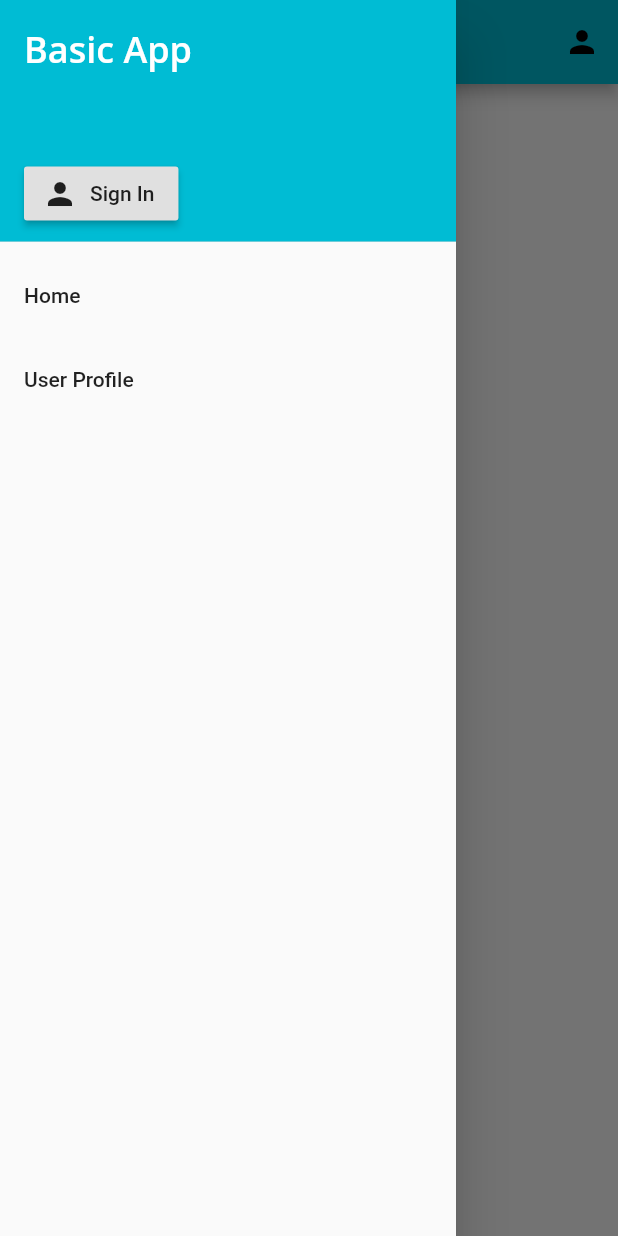
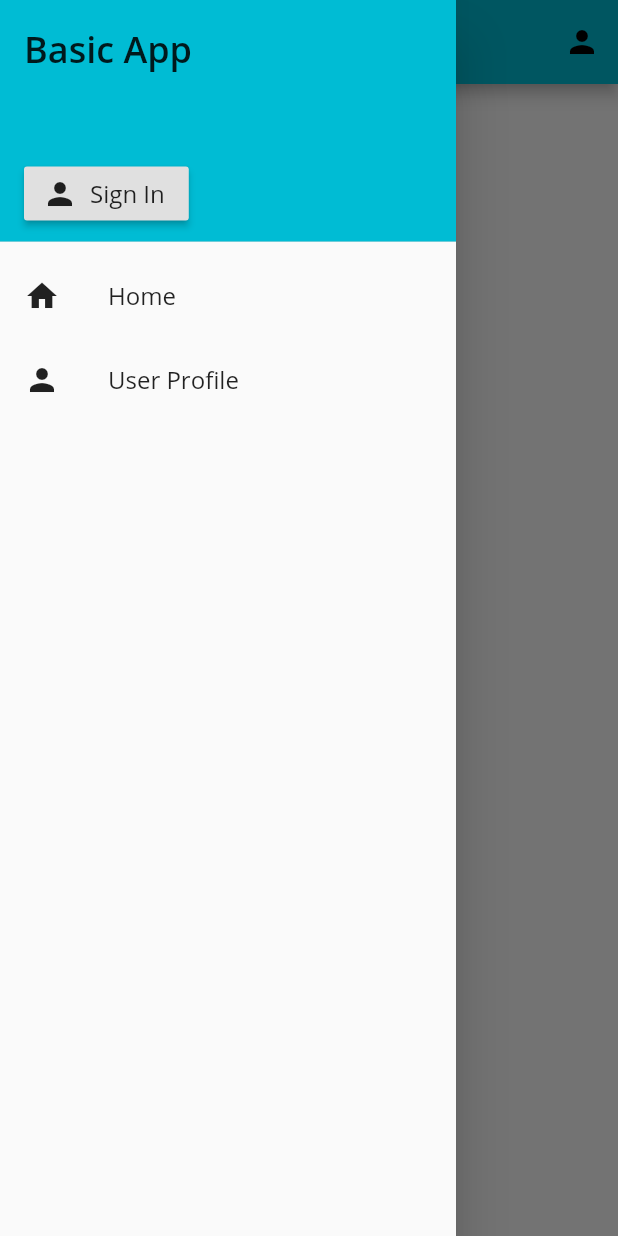
Before and after one commit to lehnert-andre/flutter-basic-app, a Flutter app: the UserProfileScreen screen opened by its route, with the side drawer open, on a phone screen of 412 x 824 dp. Run offline on Flutter 3.47's test engine with Material 2 defaults, Android fonts, the phone set to English and light mode, and no system bars; our stand-ins replace fluro; statements that could not run were skipped.

Commit message:
Add text color icon and use navigation drawer icons

```diff
--- a/lib/app/app-bar.dart
+++ b/lib/app/app-bar.dart
@@ -11,7 +11,7 @@ AppBar buildAppBar(BuildContext context,
     IconButton(
       icon: Icon(Icons.person),
       onPressed: () {
-        Routes.navigateTo(context, Routes.signIn);
+        Routes.navigateTo(context, Routes.SIGN_IN);
       },
     ),
   ];
--- a/lib/app/app-navigation-drawer.dart
+++ b/lib/app/app-navigation-drawer.dart
@@ -1,4 +1,5 @@
 import 'package:flutter/material.dart';
+import 'package:flutter_basic_app/modules/shared/widgets/asset/asset.package.dart';
 import 'package:flutter_basic_app/modules/shared/widgets/typography/typography.package.dart';
 
 import 'config/app-routes.dart';
@@ -26,13 +27,13 @@ Drawer buildNavigationDrawer(BuildContext context,
                           child: new Align(
                             alignment: FractionalOffset.bottomLeft,
                             child: RaisedButton.icon(
-                                icon: Icon(Icons.person),
-                                label: BodyText('Sign In'),
-                                onPressed: () {
-                                  Routes.navigateTo(context, Routes.signIn);
-                                },
-                              ),
+                              icon: Icon(Routes.SIGN_IN.icon),
+                              label: BodyText(Routes.SIGN_IN.label),
+                              onPressed: () {
+                                Routes.navigateTo(context, Routes.SIGN_IN);
+                              },
                             ),
+                          ),
                         ),
                       ],
                     ),
@@ -42,14 +43,21 @@ Drawer buildNavigationDrawer(BuildContext context,
                   );
                 }
 
+                TextIcon leading;
+                if (routes[index - 1].icon != null) {
+                  leading = TextIcon(routes[index - 1].icon);
+                }
+
                 // index = 1 := fist route
                 return ListTile(
                   title: BodyText(routes[index - 1].label),
+                  leading: leading,
                   onTap: () {
                     Routes.navigateTo(context, routes[index - 1]);
                   },
                 );
               }
+
             );
           },
           itemCount: routes.length + 1, // workaround to add the header
--- a/lib/app/app.dart
+++ b/lib/app/app.dart
@@ -27,7 +27,7 @@ class _AppState extends State<App> {
     return MaterialApp(
       title: 'Basic App',
       theme: AppTheme.theme,
-      initialRoute: Routes.root.namedRoute,
+      initialRoute: Routes.ROOT.namedRoute,
       onGenerateRoute: Application.router.generator,
     );
   }
--- a/lib/app/config/app-routes.dart
+++ b/lib/app/config/app-routes.dart
@@ -10,25 +10,28 @@ import 'package:flutter_basic_app/modules/user/screens/signin.dart';
 class Route {
   final String _namedRoute;
   final String _label;
+  final IconData _icon;
 
   Route(this._namedRoute, [
-    this._label = ''
+    this._label = '',
+    this._icon = Icons.help_outline
   ]);
 
   get namedRoute => _namedRoute;
   get label => _label;
+  get icon => _icon;
 }
 
 class Routes {
-  static final Route root = Route("/");
-  static final Route home = Route("/home", "Home");
-  static final Route profile = Route("/profile", "User Profile");
-  static final Route signIn = Route("/signIn", "Sign In");
-  static final Route errorNotFound = Route("/not-found");
+  static final Route ROOT = Route('/'); // ignore: non_constant_identifier_names
+  static final Route HOME = Route("/home", "Home", Icons.home); // ignore: non_constant_identifier_names
+  static final Route USER_PROFILE = Route("/profile", "User Profile", Icons.person); // ignore: non_constant_identifier_names
+  static final Route SIGN_IN = Route("/signIn", "Sign In", Icons.person); // ignore: non_constant_identifier_names
+  static final Route ERROR_NOT_FOUND = Route("/not-found"); // ignore: non_constant_identifier_names
 
   // Navigation Drawer routes with label
   static final visibleRoutes = <Route>[
-    home, profile
+    HOME, USER_PROFILE
   ];
 
   static void configureRoutes(Router router) {
@@ -38,10 +41,10 @@ class Routes {
           return ErrorScreen(errorMessage: 'Unknown route');
         });
 
-    router.define(root.namedRoute, handler: _splashScreenRoute, transitionType: TransitionType.fadeIn);
-    router.define(home.namedRoute, handler: _homeScreenRoute, transitionType: TransitionType.inFromRight);
-    router.define(profile.namedRoute, handler: _profileScreenRoute, transitionType: TransitionType.inFromRight);
-    router.define(signIn.namedRoute, handler: _signInScreenRoute, transitionType: TransitionType.inFromRight);
+    router.define(ROOT.namedRoute, handler: _splashScreenRoute, transitionType: TransitionType.fadeIn);
+    router.define(HOME.namedRoute, handler: _homeScreenRoute, transitionType: TransitionType.inFromRight);
+    router.define(USER_PROFILE.namedRoute, handler: _userProfileScreenRoute, transitionType: TransitionType.inFromRight);
+    router.define(SIGN_IN.namedRoute, handler: _signInScreenRoute, transitionType: TransitionType.inFromRight);
     // TODO define more route handler
   }
 
@@ -71,7 +74,7 @@ class Routes {
     return SignInScreen();
   });
 
-  static final _profileScreenRoute = Handler(handlerFunc: (_, __) {
+  static final _userProfileScreenRoute = Handler(handlerFunc: (_, __) {
     return UserProfileScreen();
   });
 }
--- a/lib/app/config/app-theme.dart
+++ b/lib/app/config/app-theme.dart
@@ -6,7 +6,7 @@ import 'package:flutter/material.dart';
 
 class AppTheme {
   static const primaryColor = Colors.cyan;
-  static const textColor = Colors.white;
+  static const textColor = Colors.black87;
   static const backgroundColor = Colors.white;
 
   static const fontFamily = 'OpenSans';
@@ -22,6 +22,24 @@ class AppTheme {
         fontSize: 24,
         color: textColor,
       ),
+      headline2: TextStyle(
+        fontFamily: fontFamily,
+        fontWeight: FontWeight.w600,
+        fontSize: 20,
+        color: textColor,
+      ),
+      headline3: TextStyle(
+        fontFamily: fontFamily,
+        fontWeight: FontWeight.w600,
+        fontSize: 16,
+        color: textColor,
+      ),
+      bodyText1: TextStyle(
+        fontFamily: fontFamily,
+        fontWeight: FontWeight.w400,
+        fontSize: 16,
+        color: textColor,
+      ),
     ),
   );
 
--- a/lib/modules/home/screens/splash.dart
+++ b/lib/modules/home/screens/splash.dart
@@ -17,7 +17,7 @@ class SplashScreen extends StatefulWidget {
 class _SplashState extends State<SplashScreen> {
 
   void route() {
-    Routes.navigateAndResetHistoryTo(context, Routes.home);
+    Routes.navigateAndResetHistoryTo(context, Routes.HOME);
   }
 
   Future<Timer> startTime() async {
--- /dev/null
+++ b/lib/modules/shared/widgets/asset/asset.package.dart
@@ -0,0 +1 @@
+export 'icon/text-icon.dart';
--- /dev/null
+++ b/lib/modules/shared/widgets/asset/icon/text-icon.dart
@@ -0,0 +1,14 @@
+import 'package:flutter/material.dart';
+import 'package:flutter_basic_app/app/config/app-theme.dart';
+
+class TextIcon extends StatelessWidget{
+
+  final IconData icon;
+
+  TextIcon(this.icon);
+
+  @override
+  Widget build(BuildContext context) {
+    return Icon(icon, color: AppTheme.textColor,);
+  }
+}
```
